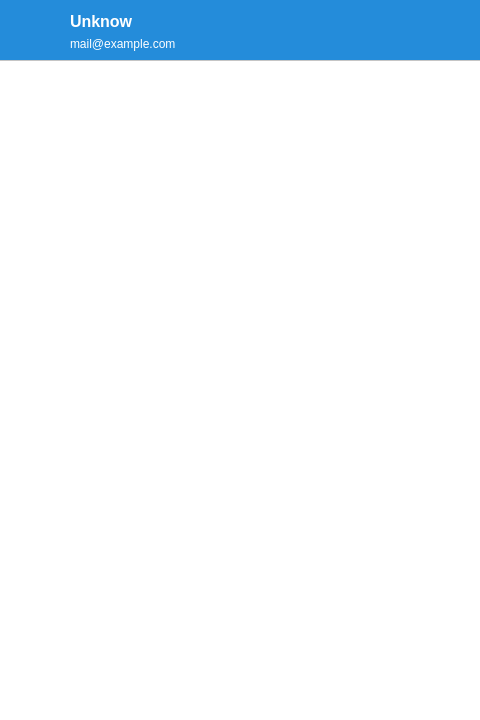
Old version of the form Babel/client/forms/BabelContactWidget.ui in the repository gvsurenderreddy/Babel-VOIP.
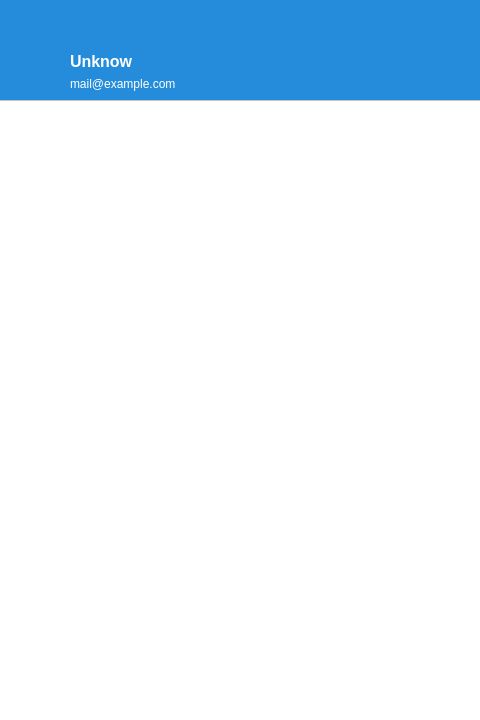
New version of the form. Icons and pictures are not drawn.

Commit message: resolved error on client.pro file and add BabelFlyer.(ui|cpp|hpp)

Patch:
```diff
--- a/Babel/client/forms/BabelContactWidget.ui
+++ b/Babel/client/forms/BabelContactWidget.ui
@@ -29,9 +29,9 @@
    <property name="geometry">
     <rect>
      <x>-10</x>
-     <y>60</y>
+     <y>100</y>
      <width>491</width>
-     <height>661</height>
+     <height>621</height>
     </rect>
    </property>
    <property name="acceptDrops">
@@ -57,7 +57,7 @@
    <property name="geometry">
     <rect>
      <x>70</x>
-     <y>0</y>
+     <y>40</y>
      <width>321</width>
      <height>31</height>
     </rect>
@@ -83,7 +83,7 @@
    <property name="geometry">
     <rect>
      <x>70</x>
-     <y>30</y>
+     <y>70</y>
      <width>321</width>
      <height>21</height>
     </rect>
@@ -102,7 +102,7 @@
    <property name="geometry">
     <rect>
      <x>10</x>
-     <y>10</y>
+     <y>50</y>
      <width>41</width>
      <height>41</height>
     </rect>
```
The commit also changes 9 other files.
